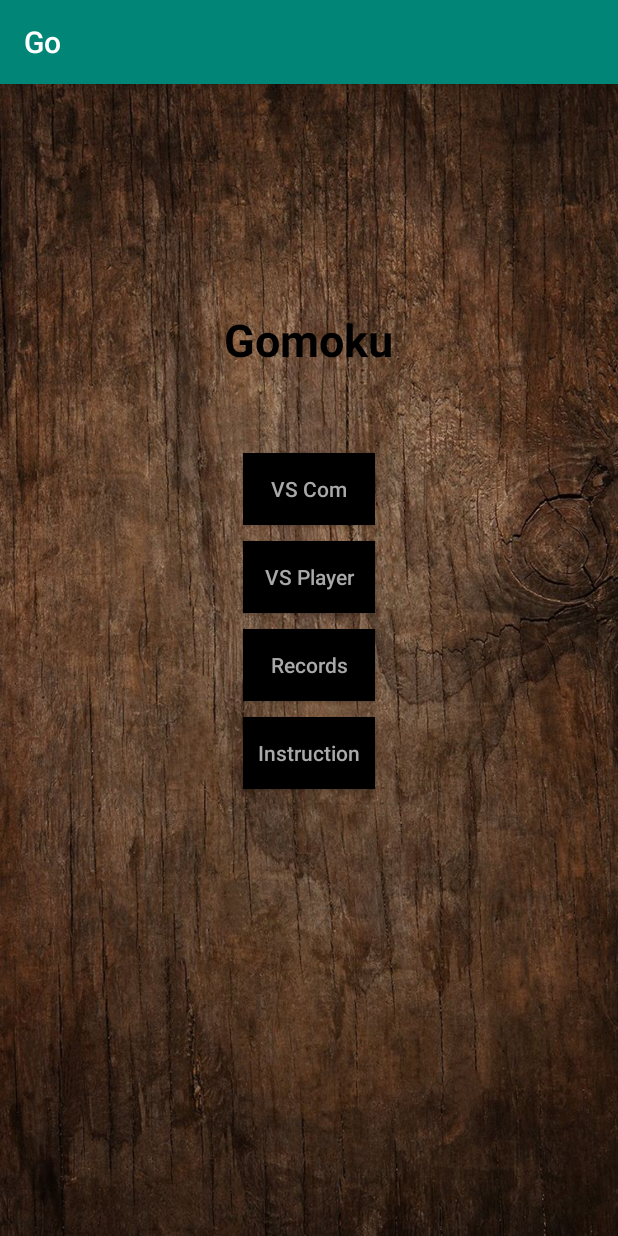
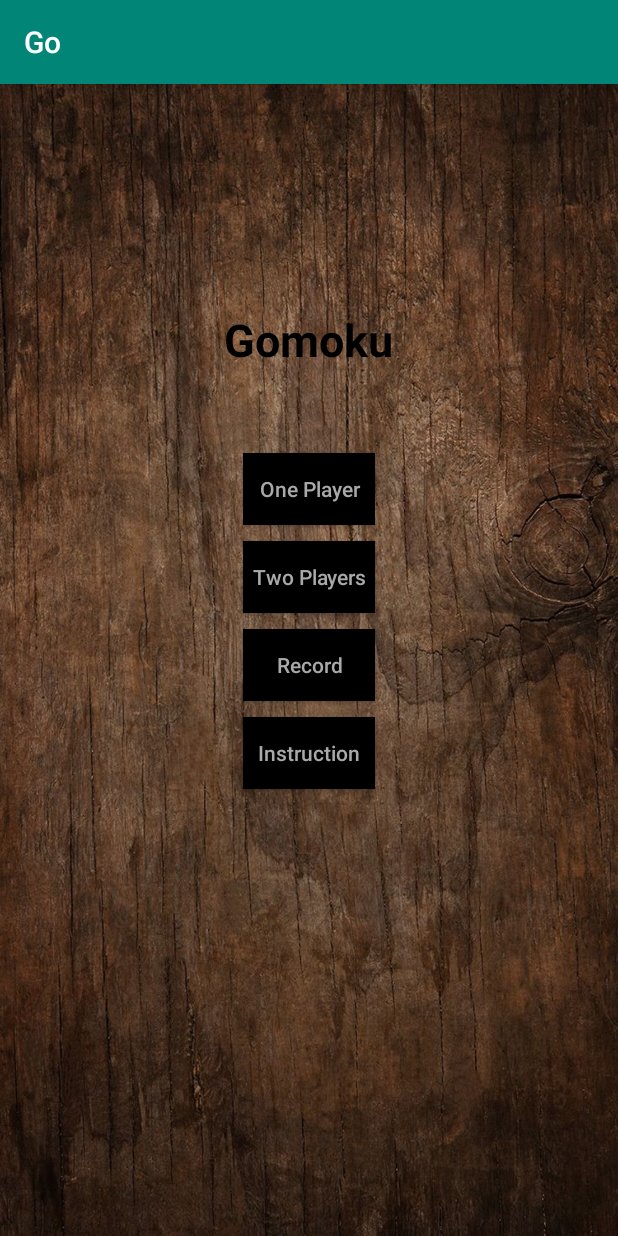
Before and after one commit to Hala-Alsouly/assignapp2019s1, an Android app: the screen it shows after launch (MainActivity), on a phone screen of 412 x 824 dp. Run offline under Robolectric (Android 15) with nearby library versions, the phone set to English and light mode, and no system bars.

```diff
--- a/app/src/main/res/layout/activity_main.xml
+++ b/app/src/main/res/layout/activity_main.xml
@@ -31,7 +31,7 @@
 
         <Button
             android:id="@+id/btn_VsCom"
-            android:text="VS Com"
+            android:text="One Player"
             android:textAllCaps="false"
             android:layout_width="wrap_content"
             android:layout_height="wrap_content"
@@ -41,7 +41,7 @@
             android:onClick="onClick_VsCom"/>
         <Button
             android:id="@+id/btn_VsPlayer"
-            android:text="VS Player"
+            android:text="Two Players"
             android:textAllCaps="false"
             android:layout_width="wrap_content"
             android:layout_height="wrap_content"
@@ -51,7 +51,7 @@
             android:onClick="onClick_VsPlayer"/>
         <Button
             android:id="@+id/btn_CheckRecords"
-            android:text="Records"
+            android:text="Record"
             android:textAllCaps="false"
             android:layout_width="wrap_content"
             android:layout_height="wrap_content"
```
